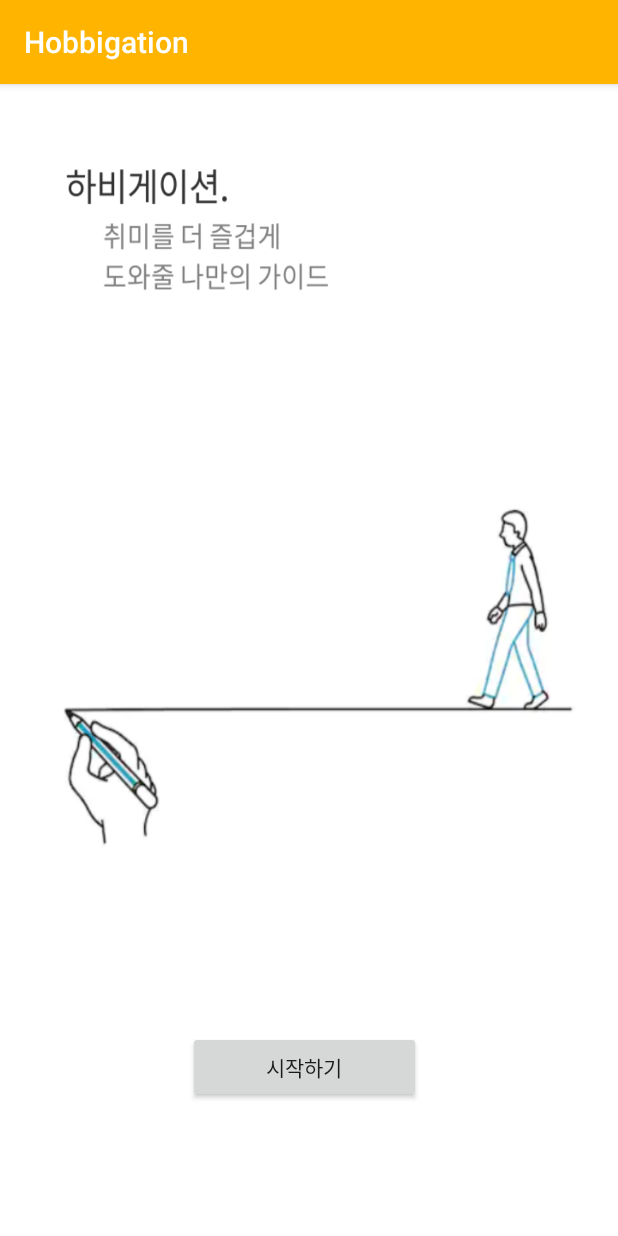
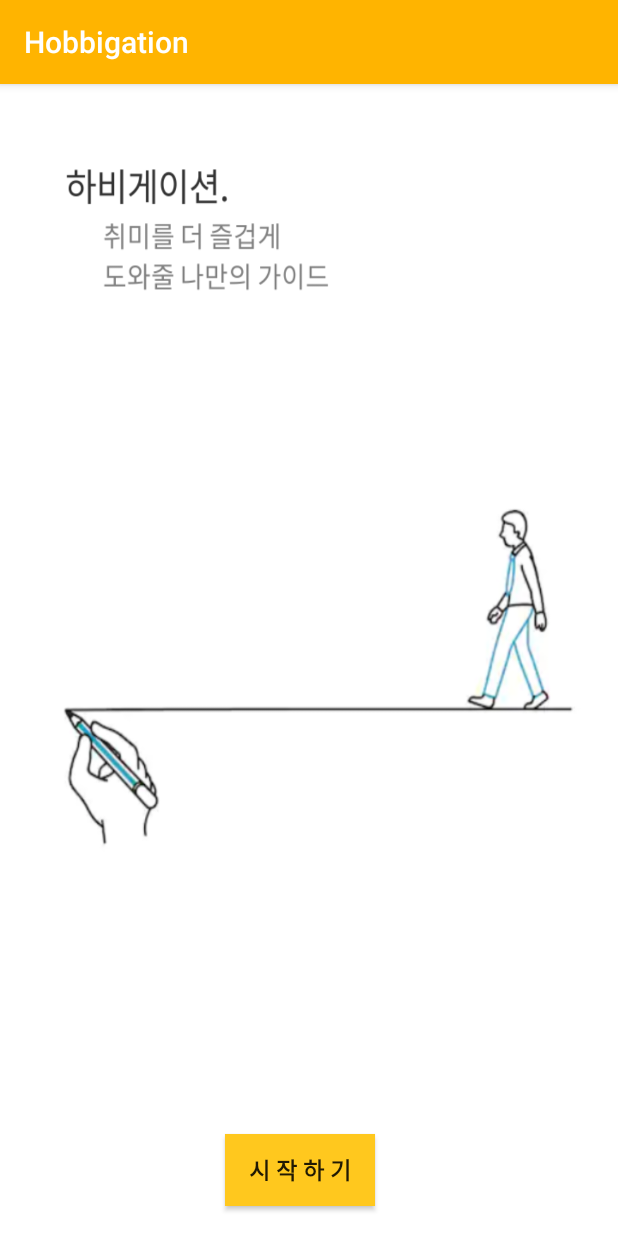
Before and after one commit to eunsongsong/Hobbigation, an Android app: the screen it shows after launch (GuideActivity), on a phone screen of 412 x 824 dp. Run offline under Robolectric (Android 15) with nearby library versions, the phone set to English and light mode, and no system bars.

Commit message:
Pager complete

```diff
--- a/app/src/main/java/com/example/hobbigation/FirstFragment.java
+++ b/app/src/main/java/com/example/hobbigation/FirstFragment.java
@@ -9,7 +9,6 @@ import android.widget.RelativeLayout;
 
 public class FirstFragment extends Fragment
 {
-
     public FirstFragment()
     {
     }
@@ -26,4 +25,5 @@ public class FirstFragment extends Fragment
 
         return layout;
     }
+
 }
--- a/app/src/main/res/layout/fragment_first.xml
+++ b/app/src/main/res/layout/fragment_first.xml
@@ -3,21 +3,19 @@
     xmlns:tools="http://schemas.android.com/tools"
     android:layout_width="match_parent"
     android:layout_height="match_parent"
-    android:orientation="vertical"
     android:background="@drawable/first_guide"
-    >
+    android:orientation="vertical">
+
     <Button
-        android:id="@+id/start_btn"
-        android:layout_width="160dp"
+        android:id="@+id/start1"
+        android:layout_width="100dp"
         android:layout_height="wrap_content"
-        android:layout_marginStart="125dp"
-        android:layout_marginLeft="125dp"
-        android:layout_marginTop="631dp"
-        android:layout_marginEnd="131dp"
-        android:layout_marginRight="131dp"
-        android:layout_marginBottom="52dp"
-        android:onClick="move"
-        android:text="시작하기"
-        tools:ignore="HardcodedText" />
-
+        android:layout_marginLeft="150dp"
+        android:layout_marginTop="700dp"
+        android:background="#FFC81E"
+        android:onClick="login"
+        android:text="시 작 하 기"
+        android:textSize="15dp"
+        android:textStyle="bold"
+        tools:ignore="HardcodedText,RtlHardcoded" />
 </RelativeLayout>
```
Also changed, not shown: app/src/main/AndroidManifest.xml (+2 -15 lines), app/src/main/java/com/example/hobbigation/GuideActivity.java (+10 -2 lines), app/src/main/res/layout/fragment_sec.xml (+11 -11 lines).
